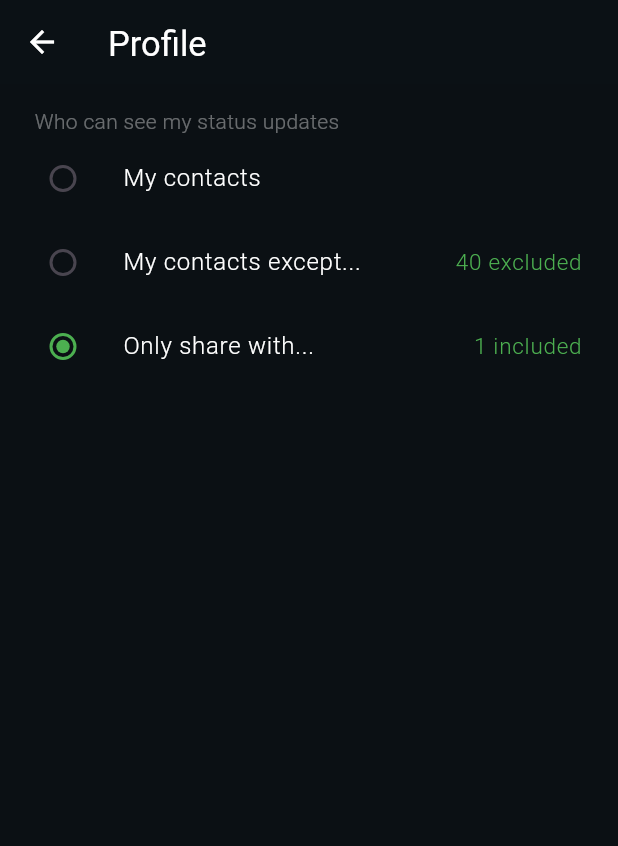
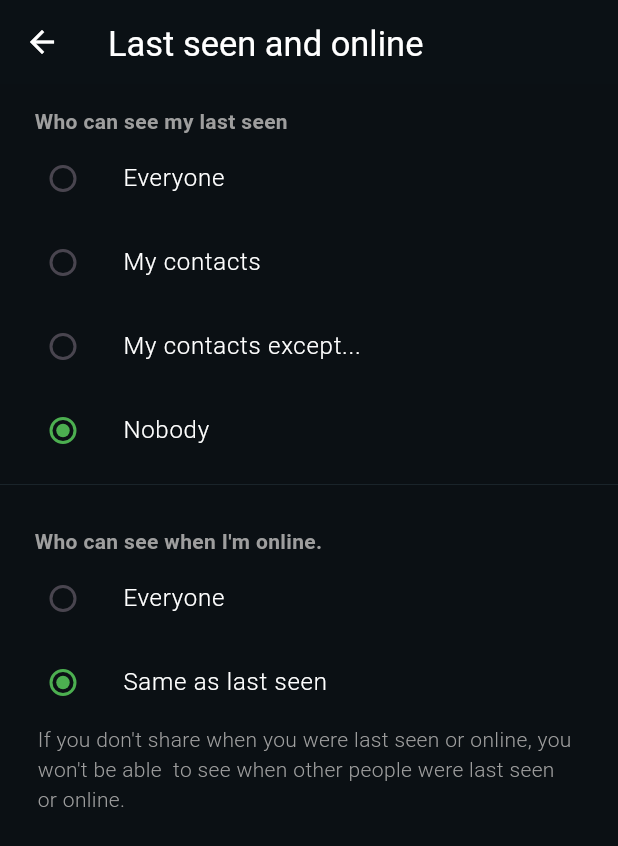
Before and after one commit to kartikkumarofficial/Whatsapp-Clone-Flutter, a Flutter app: the LastSeenAndOnlinePage screen opened directly, on a phone screen of 412 x 824 dp. Shown: the top 846 px of the screen. Run offline on Flutter 3.47's test engine with Material 3 defaults, Android fonts, the phone set to English and light mode, and no system bars; our stand-ins replace badges, font_awesome_flutter, get, image_picker.

Commit message:
privacy settings

```diff
--- a/lib/pages/DrawerScreens/settings/Privacy/Calls.dart
+++ b/lib/pages/DrawerScreens/settings/Privacy/Calls.dart
@@ -1,14 +1,14 @@
 import 'package:flutter/material.dart';
 
 
-class LastSeenAndOnlinePage extends StatefulWidget {
-  const LastSeenAndOnlinePage({super.key});
+class PrivacyCallsPage extends StatefulWidget {
+  const PrivacyCallsPage({super.key});
 
   @override
-  State<LastSeenAndOnlinePage> createState() => _LastSeenAndOnlinePageState();
+  State<PrivacyCallsPage> createState() => _PrivacyCallsPageState();
 }
 
-class _LastSeenAndOnlinePageState extends State<LastSeenAndOnlinePage> {
+class _PrivacyCallsPageState extends State<PrivacyCallsPage> {
   var lt = FontWeight.w300;
   var scrh = 0.0;
   var scrw = 0.0;
@@ -35,7 +35,7 @@ class _LastSeenAndOnlinePageState extends State<LastSeenAndOnlinePage> {
         title: Padding(
           padding: const EdgeInsets.only(top: 3),
           child: const Text(
-            'Profile',
+            'Profile photo',
             style: TextStyle(
               fontSize:23,
               color: Colors.white,
@@ -57,14 +57,29 @@ class _LastSeenAndOnlinePageState extends State<LastSeenAndOnlinePage> {
               Padding(
                 padding: const EdgeInsets.only(left: 23),
                 child: Text(
-                  "Who can see my status updates",
-                  style: TextStyle(color: Colors.white38, fontWeight: FontWeight.w300),
+                  "Who can see my Profile Photo",
+                  style: TextStyle(color: Colors.grey, fontWeight: FontWeight.w600),
                 ),
               ),
               Padding(
                 padding: const EdgeInsets.only(left: 2),
                 child: Column(
                   children: [
+                    ListTile(
+                      leading: Radio<String>(
+                        value: "everyone",
+                        groupValue: _selectedOption,
+                        onChanged: (String? value) {
+                          setState(() {
+                            _selectedOption = value;
+                          });
+
+                        },
+
+                        activeColor: Colors.green,
+                      ),
+                      title: Text("Everyone", style: TextStyle(color: Colors.white, fontWeight: lt)),
+                    ),
                     ListTile(
                       leading: Radio<String>(
                         value: "contacts",
@@ -92,7 +107,7 @@ class _LastSeenAndOnlinePageState extends State<LastSeenAndOnlinePage> {
                         activeColor: Colors.green,
                       ),
                       title: Text("My contacts except...", style: TextStyle(color: Colors.white, fontWeight: lt)),
-                      trailing: Text("40 excluded", style: TextStyle(color: Colors.green, fontWeight: lt, fontSize: 15)),
+
                     ),
                     ListTile(
                       leading: Radio<String>(
@@ -106,9 +121,9 @@ class _LastSeenAndOnlinePageState extends State<LastSeenAndOnlinePage> {
                         },
                         activeColor: Colors.green,
                       ),
-                      title: Text("Only share with...", style: TextStyle(color: Colors.white, fontWeight: lt)),
+                      title: Text("Nobody", style: TextStyle(color: Colors.white, fontWeight: lt)),
 
-                      trailing: Text("1 included", style: TextStyle(color: Colors.green, fontWeight: lt, fontSize: 15)),
+                      // trailing: Text("1 included", style: TextStyle(color: Colors.green, fontWeight: lt, fontSize: 15)),
                     ),
                   ],
                 ),
--- a/lib/pages/DrawerScreens/settings/Privacy/Groups.dart
+++ b/lib/pages/DrawerScreens/settings/Privacy/Groups.dart
@@ -1,14 +1,14 @@
 import 'package:flutter/material.dart';
 
 
-class LastSeenAndOnlinePage extends StatefulWidget {
-  const LastSeenAndOnlinePage({super.key});
+class GroupsPage extends StatefulWidget {
+  const GroupsPage({super.key});
 
   @override
-  State<LastSeenAndOnlinePage> createState() => _LastSeenAndOnlinePageState();
+  State<GroupsPage> createState() => _GroupsPageState();
 }
 
-class _LastSeenAndOnlinePageState extends State<LastSeenAndOnlinePage> {
+class _GroupsPageState extends State<GroupsPage> {
   var lt = FontWeight.w300;
   var scrh = 0.0;
   var scrw = 0.0;
@@ -35,7 +35,7 @@ class _LastSeenAndOnlinePageState extends State<LastSeenAndOnlinePage> {
         title: Padding(
           padding: const EdgeInsets.only(top: 3),
           child: const Text(
-            'Profile',
+            'Profile photo',
             style: TextStyle(
               fontSize:23,
               color: Colors.white,
@@ -57,14 +57,29 @@ class _LastSeenAndOnlinePageState extends State<LastSeenAndOnlinePage> {
               Padding(
                 padding: const EdgeInsets.only(left: 23),
                 child: Text(
-                  "Who can see my status updates",
-                  style: TextStyle(color: Colors.white38, fontWeight: FontWeight.w300),
+                  "Who can see my Profile Photo",
+                  style: TextStyle(color: Colors.grey, fontWeight: FontWeight.w600),
                 ),
               ),
               Padding(
                 padding: const EdgeInsets.only(left: 2),
                 child: Column(
                   children: [
+                    ListTile(
+                      leading: Radio<String>(
+                        value: "everyone",
+                        groupValue: _selectedOption,
+                        onChanged: (String? value) {
+                          setState(() {
+                            _selectedOption = value;
+                          });
+
+                        },
+
+                        activeColor: Colors.green,
+                      ),
+                      title: Text("Everyone", style: TextStyle(color: Colors.white, fontWeight: lt)),
+                    ),
                     ListTile(
                       leading: Radio<String>(
                         value: "contacts",
@@ -92,7 +107,7 @@ class _LastSeenAndOnlinePageState extends State<LastSeenAndOnlinePage> {
                         activeColor: Colors.green,
                       ),
                       title: Text("My contacts except...", style: TextStyle(color: Colors.white, fontWeight: lt)),
-                      trailing: Text("40 excluded", style: TextStyle(color: Colors.green, fontWeight: lt, fontSize: 15)),
+
                     ),
                     ListTile(
                       leading: Radio<String>(
@@ -106,9 +121,9 @@ class _LastSeenAndOnlinePageState extends State<LastSeenAndOnlinePage> {
                         },
                         activeColor: Colors.green,
                       ),
-                      title: Text("Only share with...", style: TextStyle(color: Colors.white, fontWeight: lt)),
+                      title: Text("Nobody", style: TextStyle(color: Colors.white, fontWeight: lt)),
 
-                      trailing: Text("1 included", style: TextStyle(color: Colors.green, fontWeight: lt, fontSize: 15)),
+                      // trailing: Text("1 included", style: TextStyle(color: Colors.green, fontWeight: lt, fontSize: 15)),
                     ),
                   ],
                 ),
--- a/lib/pages/DrawerScreens/settings/Privacy/LastSeenAndOnline.dart
+++ b/lib/pages/DrawerScreens/settings/Privacy/LastSeenAndOnline.dart
@@ -35,7 +35,7 @@ class _LastSeenAndOnlinePageState extends State<LastSeenAndOnlinePage> {
         title: Padding(
           padding: const EdgeInsets.only(top: 3),
           child: const Text(
-            'Profile',
+            'Last seen and online',
             style: TextStyle(
               fontSize:23,
               color: Colors.white,
@@ -57,14 +57,29 @@ class _LastSeenAndOnlinePageState extends State<LastSeenAndOnlinePage> {
               Padding(
                 padding: const EdgeInsets.only(left: 23),
                 child: Text(
-                  "Who can see my status updates",
-                  style: TextStyle(color: Colors.white38, fontWeight: FontWeight.w300),
+                  "Who can see my last seen",
+                  style: TextStyle(color: Colors.grey, fontWeight: FontWeight.w600),
                 ),
               ),
               Padding(
                 padding: const EdgeInsets.only(left: 2),
                 child: Column(
                   children: [
+                    ListTile(
+                      leading: Radio<String>(
+                        value: "everyone",
+                        groupValue: _selectedOption,
+                        onChanged: (String? value) {
+                          setState(() {
+                            _selectedOption = value;
+                          });
+
+                        },
+
+                        activeColor: Colors.green,
+                      ),
+                      title: Text("Everyone", style: TextStyle(color: Colors.white, fontWeight: lt)),
+                    ),
                     ListTile(
                       leading: Radio<String>(
                         value: "contacts",
@@ -92,7 +107,7 @@ class _LastSeenAndOnlinePageState extends State<LastSeenAndOnlinePage> {
                         activeColor: Colors.green,
                       ),
                       title: Text("My contacts except...", style: TextStyle(color: Colors.white, fontWeight: lt)),
-                      trailing: Text("40 excluded", style: TextStyle(color: Colors.green, fontWeight: lt, fontSize: 15)),
+
                     ),
                     ListTile(
                       leading: Radio<String>(
@@ -106,10 +121,67 @@ class _LastSeenAndOnlinePageState extends State<LastSeenAndOnlinePage> {
                         },
                         activeColor: Colors.green,
                       ),
-                      title: Text("Only share with...", style: TextStyle(color: Colors.white, fontWeight: lt)),
+                      title: Text("Nobody", style: TextStyle(color: Colors.white, fontWeight: lt)),
 
-                      trailing: Text("1 included", style: TextStyle(color: Colors.green, fontWeight: lt, fontSize: 15)),
+                      // trailing: Text("1 included", style: TextStyle(color: Colors.green, fontWeight: lt, fontSize: 15)),
                     ),
+                  ],
+                ),
+              ),
+              Divider(
+                thickness: 0.5,
+                color: Color.fromARGB(255, 31, 43, 50),
+              ),
+              Padding(
+                padding: const EdgeInsets.only(left: 23,top: 20),
+                child: Text(
+                  "Who can see when I'm online.",
+                  style: TextStyle(color: Colors.grey, fontWeight: FontWeight.w600),
+                ),
+              ),
+              Padding(
+                padding: const EdgeInsets.only(left: 2),
+                child: Column(
+                  children: [
+                    ListTile(
+                      leading: Radio<String>(
+                        value: "everyone",
+                        groupValue: _selectedOption,
+                        onChanged: (String? value) {
+                          setState(() {
+                            _selectedOption = value;
+                          });
+
+                        },
+
+                        activeColor: Colors.green,
+                      ),
+                      title: Text("Everyone", style: TextStyle(color: Colors.white, fontWeight: lt)),
+                    ),
+
+                    ListTile(
+                      leading: Radio<String>(
+
+                        value: "share_with",
+                        groupValue: _selectedOption,
+                        onChanged: (String? value) {
+                          setState(() {
+                            _selectedOption = value;
+                          });
+                        },
+                        activeColor: Colors.green,
+                      ),
+                      title: Text("Same as last seen", style: TextStyle(color: Colors.white, fontWeight: lt)),
+
+                      // trailing: Text("1 included", style: TextStyle(color: Colors.green, fontWeight: lt, fontSize: 15)),
+                    ),
+                    Padding(
+                      padding: const EdgeInsets.only(left: 23,right: 30),
+                      child: Text(
+                        "If you don\'t share when you were last seen or online, you won\'t be able  to see when other people were last seen or online.",
+                        style: TextStyle(color: Colors.grey, fontWeight: FontWeight.w300),
+                      ),
+                    )
                   ],
                 ),
               ),
--- a/lib/pages/DrawerScreens/settings/Privacy/Privacy.dart
+++ b/lib/pages/DrawerScreens/settings/Privacy/Privacy.dart
@@ -1,6 +1,7 @@
 import 'package:flutter/material.dart';
 import 'package:get/get.dart';
 import 'package:whatsappclone/pages/DrawerScreens/settings/Privacy/LastSeenAndOnline.dart';
+import 'package:whatsappclone/pages/DrawerScreens/settings/Privacy/ProfilePhoto.dart';
 import 'package:whatsappclone/widgets.dart';
 
 
@@ -105,6 +106,7 @@ class _PrivacyPageState extends State<PrivacyPage> {
                 ),
               ),
               onTap: (){
+                Get.to(ProfilePhotoPage());
               },
             ),
 
--- a/lib/pages/DrawerScreens/settings/Privacy/ProfilePhoto.dart
+++ b/lib/pages/DrawerScreens/settings/Privacy/ProfilePhoto.dart
@@ -1,14 +1,14 @@
 import 'package:flutter/material.dart';
 
 
-class LastSeenAndOnlinePage extends StatefulWidget {
-  const LastSeenAndOnlinePage({super.key});
+class ProfilePhotoPage extends StatefulWidget {
+  const ProfilePhotoPage({super.key});
 
   @override
-  State<LastSeenAndOnlinePage> createState() => _LastSeenAndOnlinePageState();
+  State<ProfilePhotoPage> createState() => _ProfilePhotoPageState();
 }
 
-class _LastSeenAndOnlinePageState extends State<LastSeenAndOnlinePage> {
+class _ProfilePhotoPageState extends State<ProfilePhotoPage> {
   var lt = FontWeight.w300;
   var scrh = 0.0;
   var scrw = 0.0;
@@ -35,7 +35,7 @@ class _LastSeenAndOnlinePageState extends State<LastSeenAndOnlinePage> {
         title: Padding(
           padding: const EdgeInsets.only(top: 3),
           child: const Text(
-            'Profile',
+            'Profile photo',
             style: TextStyle(
               fontSize:23,
               color: Colors.white,
@@ -57,14 +57,29 @@ class _LastSeenAndOnlinePageState extends State<LastSeenAndOnlinePage> {
               Padding(
                 padding: const EdgeInsets.only(left: 23),
                 child: Text(
-                  "Who can see my status updates",
-                  style: TextStyle(color: Colors.white38, fontWeight: FontWeight.w300),
+                  "Who can see my Profile Photo",
+                  style: TextStyle(color: Colors.grey, fontWeight: FontWeight.w600),
                 ),
               ),
               Padding(
                 padding: const EdgeInsets.only(left: 2),
                 child: Column(
                   children: [
+                    ListTile(
+                      leading: Radio<String>(
+                        value: "everyone",
+                        groupValue: _selectedOption,
+                        onChanged: (String? value) {
+                          setState(() {
+                            _selectedOption = value;
+                          });
+
+                        },
+
+                        activeColor: Colors.green,
+                      ),
+                      title: Text("Everyone", style: TextStyle(color: Colors.white, fontWeight: lt)),
+                    ),
                     ListTile(
                       leading: Radio<String>(
                         value: "contacts",
@@ -92,7 +107,7 @@ class _LastSeenAndOnlinePageState extends State<LastSeenAndOnlinePage> {
                         activeColor: Colors.green,
                       ),
                       title: Text("My contacts except...", style: TextStyle(color: Colors.white, fontWeight: lt)),
-                      trailing: Text("40 excluded", style: TextStyle(color: Colors.green, fontWeight: lt, fontSize: 15)),
+
                     ),
                     ListTile(
                       leading: Radio<String>(
@@ -106,9 +121,9 @@ class _LastSeenAndOnlinePageState extends State<LastSeenAndOnlinePage> {
                         },
                         activeColor: Colors.green,
                       ),
-                      title: Text("Only share with...", style: TextStyle(color: Colors.white, fontWeight: lt)),
+                      title: Text("Nobody", style: TextStyle(color: Colors.white, fontWeight: lt)),
 
-                      trailing: Text("1 included", style: TextStyle(color: Colors.green, fontWeight: lt, fontSize: 15)),
+                      // trailing: Text("1 included", style: TextStyle(color: Colors.green, fontWeight: lt, fontSize: 15)),
                     ),
                   ],
                 ),
```
